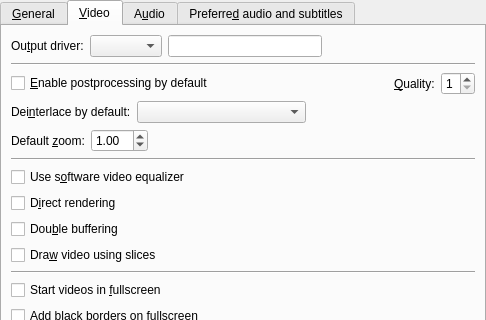
This is src/prefgeneral.ui in wilbert2000/wzplayer as Qt 5 draws it before an edit; both pictures show x 0 to 486 and y 0 to 320 of the 486 by 503 pixel window. The edited form follows.
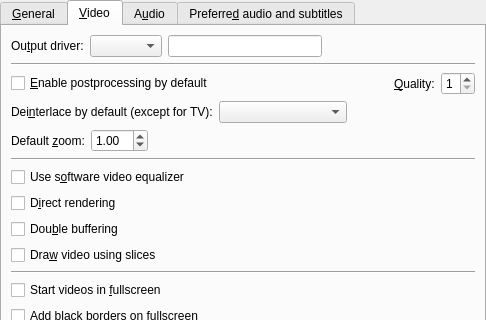
This is the edited form. The open tabs and pages were chosen to show the change. Custom widgets are drawn as their Qt base class.

Commit message: State that the deinterlace option in preferences->general won't be used for TV

Patch:
```diff
--- a/src/prefgeneral.ui
+++ b/src/prefgeneral.ui
@@ -361,7 +361,7 @@
          <item>
           <widget class="QLabel" name="label_7" >
            <property name="text" >
-            <string>Dei&amp;nterlace by default:</string>
+            <string>Dei&amp;nterlace by default (except for TV):</string>
            </property>
            <property name="buddy" >
             <cstring>deinterlace_combo</cstring>
```
The commit also changes 1 other file.
